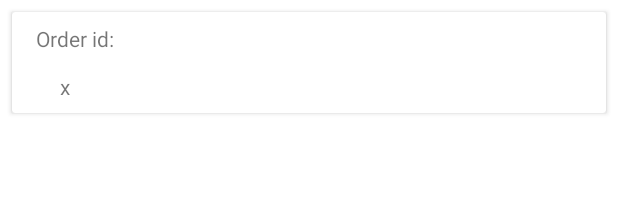
After one commit to dakyboy/HungerWarrior, an Android app: the layout order_item_row.xml on its own in the app's theme, with its tools: preview values and no code run, on a phone screen of 412 x 824 dp. The commit adds this screen. Shown: the top 203 px of the screen. Run offline under Robolectric (Android 15) with nearby library versions, the phone set to English and light mode, and no system bars; network calls fail.

Commit message:
view order itens

```diff
--- a/app/src/main/java/com/dakiiii/hungerwarrior/db/dao/OrderItemDao.java
+++ b/app/src/main/java/com/dakiiii/hungerwarrior/db/dao/OrderItemDao.java
@@ -22,4 +22,7 @@ public interface OrderItemDao {
     @Query("SELECT * FROM orderItems_table WHERE orderId = :orderId")
     LiveData<List<OrderItem>> getOrderItemByOrderId(int orderId);
 
+    @Query("SELECT * FROM orderItems_table WHERE status = :status")
+    LiveData<List<OrderItem>> getPendingOrderItems(String status);
+
 }
--- a/app/src/main/res/layout/activity_order_track.xml
+++ b/app/src/main/res/layout/activity_order_track.xml
@@ -34,10 +34,9 @@
         android:id="@+id/frag_container_orders"
         android:layout_width="0dp"
         android:layout_height="0dp"
-        android:layout_marginTop="8dp"
-        android:layout_marginBottom="8dp"
         app:layout_constraintBottom_toTopOf="@+id/bottomNavView"
         app:layout_constraintEnd_toEndOf="parent"
+        app:layout_constraintHorizontal_bias="0.6"
         app:layout_constraintStart_toStartOf="parent"
         app:layout_constraintTop_toBottomOf="@+id/toolbar_orders_track">
 
--- /dev/null
+++ b/app/src/main/res/layout/order_item_row.xml
@@ -0,0 +1,90 @@
+<?xml version="1.0" encoding="utf-8"?>
+<androidx.constraintlayout.widget.ConstraintLayout xmlns:android="http://schemas.android.com/apk/res/android"
+    xmlns:app="http://schemas.android.com/apk/res-auto"
+    xmlns:tools="http://schemas.android.com/tools"
+    android:layout_width="match_parent"
+    android:layout_height="wrap_content">
+
+    <androidx.cardview.widget.CardView
+        android:layout_width="match_parent"
+        android:layout_height="wrap_content"
+        android:layout_marginStart="8dp"
+        android:layout_marginLeft="8dp"
+        android:layout_marginTop="8dp"
+        android:layout_marginEnd="8dp"
+        android:layout_marginRight="8dp"
+        android:layout_marginBottom="8dp"
+        app:layout_constraintBottom_toBottomOf="parent"
+        app:layout_constraintEnd_toEndOf="parent"
+        app:layout_constraintStart_toStartOf="parent"
+        app:layout_constraintTop_toTopOf="parent">
+
+        <androidx.constraintlayout.widget.ConstraintLayout
+            android:layout_width="match_parent"
+            android:layout_height="wrap_content">
+
+            <TextView
+                android:id="@+id/textView_orderItem_order_id"
+                android:layout_width="61dp"
+                android:layout_height="16dp"
+                android:layout_marginStart="8dp"
+                android:layout_marginLeft="8dp"
+                android:layout_marginTop="8dp"
+                app:layout_constraintStart_toEndOf="@+id/textViewOrderIdLabel"
+                app:layout_constraintTop_toTopOf="parent" />
+
+            <TextView
+                android:id="@+id/textView4"
+                android:layout_width="wrap_content"
+                android:layout_height="wrap_content"
+                android:layout_marginStart="8dp"
+                android:layout_marginLeft="8dp"
+                android:text="@string/x"
+                app:layout_constraintBaseline_toBaselineOf="@+id/textView_orderItem_name"
+                app:layout_constraintStart_toEndOf="@+id/textView_orderItem_name" />
+
+            <TextView
+                android:id="@+id/textView_orderItem_quantity"
+                android:layout_width="wrap_content"
+                android:layout_height="wrap_content"
+                android:layout_marginStart="16dp"
+                android:layout_marginLeft="16dp"
+                app:layout_constraintBottom_toBottomOf="@+id/textView_orderItem_name"
+                app:layout_constraintStart_toEndOf="@+id/textView4"
+                app:layout_constraintTop_toTopOf="@+id/textView_orderItem_name" />
+
+            <TextView
+                android:id="@+id/textView_orderItem_name"
+                android:layout_width="wrap_content"
+                android:layout_height="wrap_content"
+                android:layout_marginStart="8dp"
+                android:layout_marginLeft="8dp"
+                android:layout_marginTop="16dp"
+                android:layout_marginBottom="8dp"
+                app:layout_constraintBottom_toBottomOf="parent"
+                app:layout_constraintStart_toStartOf="@+id/textViewOrderIdLabel"
+                app:layout_constraintTop_toBottomOf="@+id/textView_orderItem_order_id" />
+
+            <TextView
+                android:id="@+id/textView_orderItem_status"
+                android:layout_width="wrap_content"
+                android:layout_height="wrap_content"
+                android:layout_marginEnd="16dp"
+                android:layout_marginRight="16dp"
+                app:layout_constraintBottom_toBottomOf="parent"
+                app:layout_constraintEnd_toEndOf="parent"
+                app:layout_constraintTop_toTopOf="@+id/textView_orderItem_order_id" />
+
+            <TextView
+                android:id="@+id/textViewOrderIdLabel"
+                android:layout_width="wrap_content"
+                android:layout_height="wrap_content"
+                android:layout_marginStart="16dp"
+                android:layout_marginLeft="16dp"
+                android:text="@string/order_id"
+                app:layout_constraintBaseline_toBaselineOf="@+id/textView_orderItem_order_id"
+                app:layout_constraintStart_toStartOf="parent" />
+        </androidx.constraintlayout.widget.ConstraintLayout>
+    </androidx.cardview.widget.CardView>
+
+</androidx.constraintlayout.widget.ConstraintLayout>
--- a/app/src/main/res/values/strings.xml
+++ b/app/src/main/res/values/strings.xml
@@ -36,4 +36,6 @@
     <string name="cancelled_orders">Cancelled Orders</string>
     <string name="completed_orders">Completed Orders</string>
     <string name="preparing_orders">Being Prepared</string>
+    <string name="x">x</string>
+    <string name="order_id">Order id:</string>
 </resources>
```
Also changed, not shown: app/src/main/java/com/dakiiii/hungerwarrior/adapter/OrderItemsAdapter.java (added, +67 -0 lines), app/src/main/java/com/dakiiii/hungerwarrior/networking/FoodRepo.java (+7 -15 lines), app/src/main/java/com/dakiiii/hungerwarrior/networking/OrderItemRepo.java (added, +96 -0 lines), app/src/main/java/com/dakiiii/hungerwarrior/ui/NewOrdersFragment.java (+36 -37 lines), app/src/main/java/com/dakiiii/hungerwarrior/ui/OrderTrackActivity.java (+7 -2 lines), app/src/main/java/com/dakiiii/hungerwarrior/ui/viewmodel/OrderItemViewModel.java (added, +36 -0 lines), app/src/main/res/layout/fragment_new_orders.xml (+14 -4 lines).
